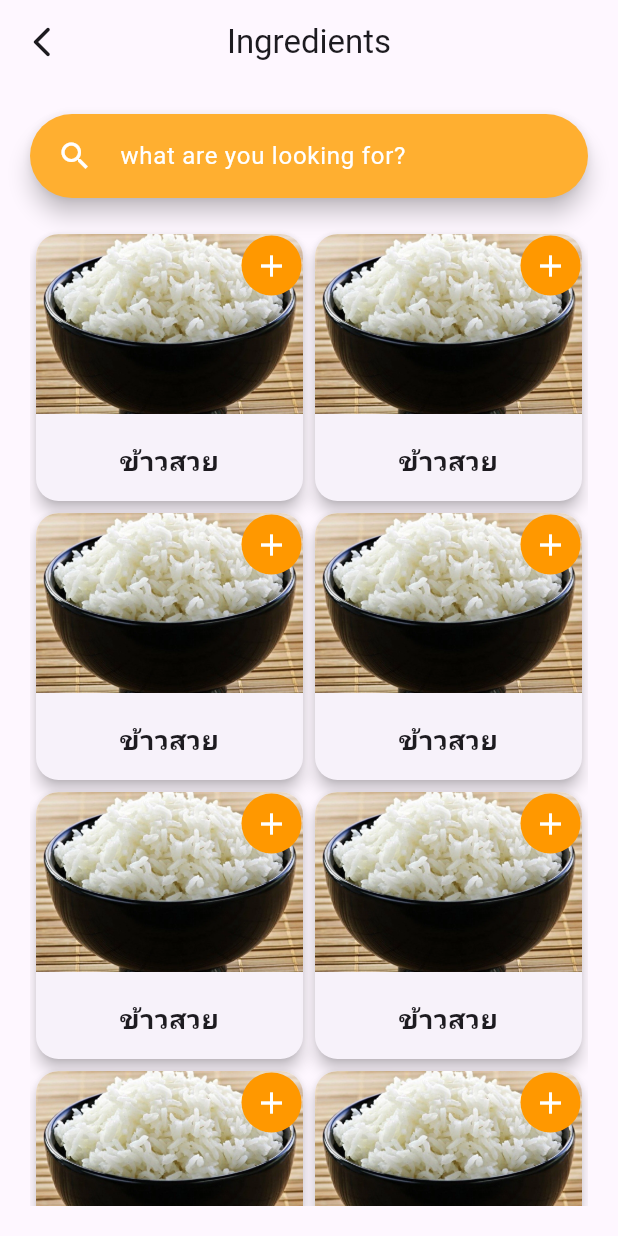
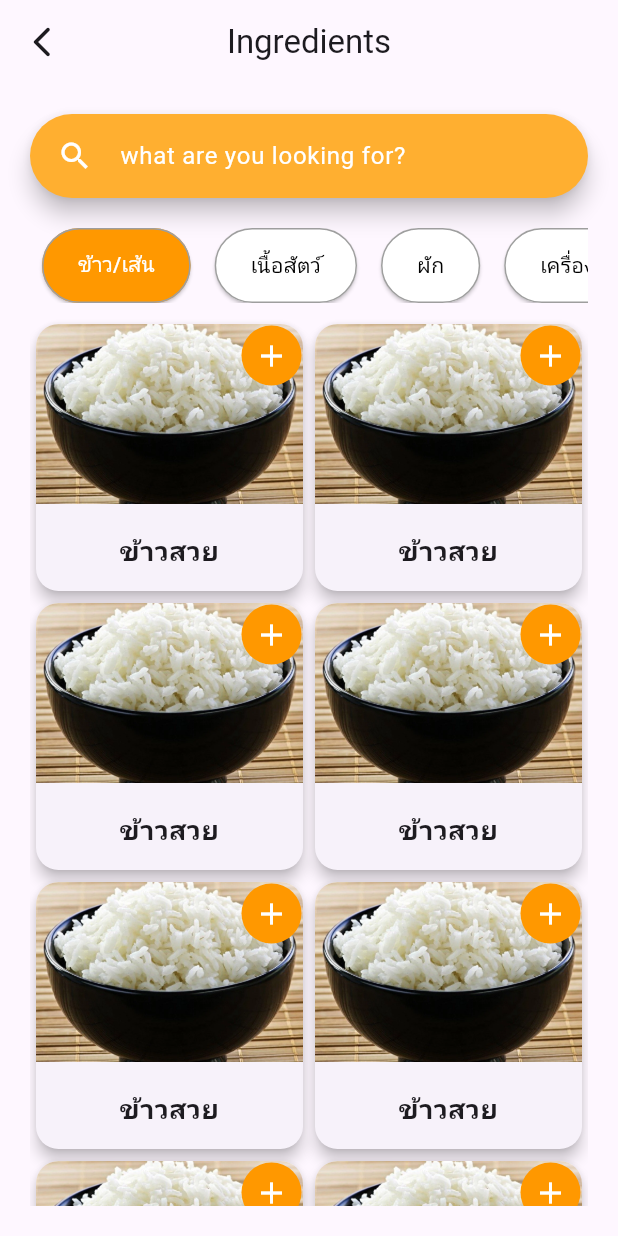
Before and after one commit to phritnakgate/softdev_foodblog_frontend, a Flutter app: the screen it shows after launch, on a phone screen of 412 x 824 dp. Run offline on Flutter 3.47's test engine with Material 3 defaults, Android fonts, the phone set to English and light mode, and no system bars; our stand-ins replace google_fonts; Roboto replaces fonts that are missing (Kanit).

Commit message:
add seleceted category

```diff
--- a/lib/screens/view_ingredients.dart
+++ b/lib/screens/view_ingredients.dart
@@ -10,6 +10,8 @@ class ViewIngredients extends StatefulWidget {
 }
 
 class _ViewIngredientsState extends State<ViewIngredients> {
+  int selectedIndex = 0;
+  final List<String> categories = ['ข้าว/เส้น', 'เนื้อสัตว์', 'ผัก', 'เครื่องปรุง', 'ผลไม้'];
   @override
   Widget build(BuildContext context) {
     return Scaffold(
@@ -67,9 +69,47 @@ class _ViewIngredientsState extends State<ViewIngredients> {
               },
             ),
             const SizedBox(height: 20),
+            //Ingredient types
+            SizedBox(
+              height: 50, // Set a fixed height for horizontal scroll
+              child: ListView.builder(
+                itemCount: categories.length,
+                scrollDirection: Axis.horizontal,
+                itemBuilder: (context, index) {
+                  // Add actual buttons or widgets for ingredient types
+                  return Padding(
+                    padding: const EdgeInsets.symmetric(horizontal: 8.0),
+                    child: ElevatedButton(
+                      onPressed: () {
+                        setState(() {
+                          selectedIndex = index;
+                        });
+                      },
+                      style: ElevatedButton.styleFrom(
+                        backgroundColor: index == selectedIndex
+                            ? Colors.orange // Active state for the first button
+                            : Colors.white,
+                        shape: RoundedRectangleBorder(
+                          borderRadius: BorderRadius.circular(30),
+                        ),
+                        side: const BorderSide(color: Colors.grey),
+                      ),
+                      child: Text(
+                        categories[index],
+
+                        style: TextStyle(
+                          color: index == selectedIndex ? Colors.white : Colors.black,
+                        ),
+                      ),
+                    ),
+                  );
+                },
+              ),
+            ),
+            const SizedBox(height: 10),
 
             // Ingredient List
-            Expanded( // <-- This ensures ListView takes remaining space
+            Expanded(
               child: GridView.builder(
                 itemCount: 24,
                 gridDelegate:const SliverGridDelegateWithFixedCrossAxisCount(crossAxisCount: 2) ,
```
